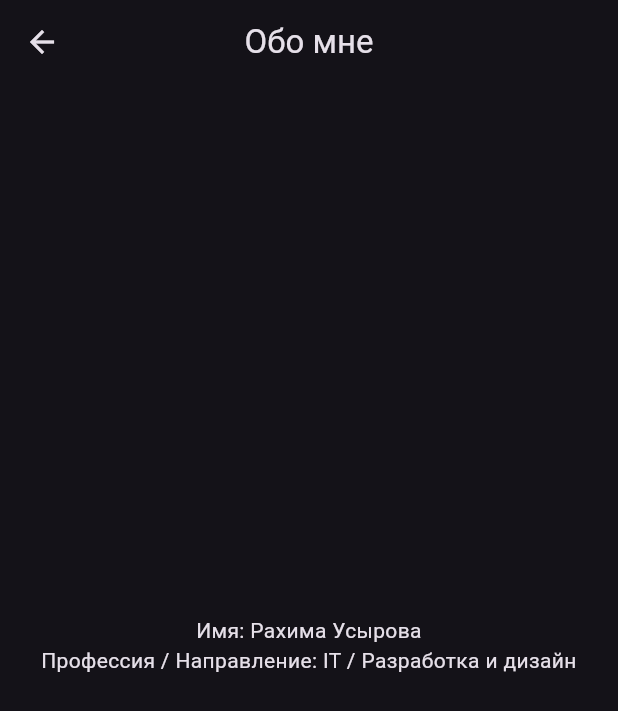
After one commit to Rakhima07/calculator, a Flutter app: the screen it shows after launch, after a tap on the "person" icon, on a phone screen of 412 x 824 dp. The commit adds this screen. Shown: the top 711 px of the screen. Run offline on Flutter 3.47's test engine with Material 3 defaults, Android fonts, the phone set to English and light mode, and no system bars; our stand-ins replace math_expressions.

Commit message:
Добавила First.dart и Second.dart, внесла изменения в main.dart

```diff
--- /dev/null
+++ b/lib/Second.dart
@@ -0,0 +1,28 @@
+import 'package:flutter/material.dart';
+
+class AboutMeText extends StatelessWidget {
+  const AboutMeText({super.key});
+
+  @override
+  Widget build(BuildContext context) {
+    return Scaffold(
+      appBar: AppBar(
+        title: const Text('Обо мне'),
+        centerTitle: true,
+      ),
+      body: Center(
+        child: Column(
+          mainAxisAlignment: MainAxisAlignment.center,
+          children: [
+            const Text(
+              "Имя: Рахима Усырова\n"
+                  "Профессия / Направление: IT / Разработка и дизайн",
+              textAlign: TextAlign.center,
+            ),
+            const SizedBox(height: 20),
+          ],
+        ),
+      ),
+    );
+  }
+}
--- a/lib/main.dart
+++ b/lib/main.dart
@@ -1,6 +1,6 @@
-
 import 'package:flutter/material.dart';
 import 'package:math_expressions/math_expressions.dart';
+import 'Second.dart'; // твой файл с AboutMeText
 
 void main() {
   runApp(const CalculatorApp());
@@ -30,15 +30,14 @@ class CalculatorPage extends StatefulWidget {
 class _CalculatorPageState extends State<CalculatorPage> {
   String _input = '';
   String _result = '';
+
   void _onButtonPressed(String value) {
     setState(() {
       if (value == 'C') {
         _input = '';
         _result = '';
       } else if (value == '⌫') {
-        if (_input.isNotEmpty) {
-          _input = _input.substring(0, _input.length - 1);
-        }
+        if (_input.isNotEmpty) _input = _input.substring(0, _input.length - 1);
       } else if (value == '=') {
         try {
           Parser parser = Parser();
@@ -66,7 +65,20 @@ class _CalculatorPageState extends State<CalculatorPage> {
     ];
 
     return Scaffold(
-      appBar: AppBar(title: const Text('Калькулятор')),
+      appBar: AppBar(
+        title: const Text('Калькулятор'),
+        actions: [
+          IconButton(
+            icon: const Icon(Icons.person),
+            onPressed: () {
+              Navigator.push(
+                context,
+                MaterialPageRoute(builder: (context) => const AboutMeText()),
+              );
+            },
+          ),
+        ],
+      ),
       body: Center(
         child: Container(
           width: 350,
@@ -74,7 +86,6 @@ class _CalculatorPageState extends State<CalculatorPage> {
           child: Column(
             mainAxisAlignment: MainAxisAlignment.end,
             children: [
-
               Container(
                 padding: const EdgeInsets.all(20),
                 alignment: Alignment.centerRight,
@@ -114,8 +125,6 @@ class _CalculatorPageState extends State<CalculatorPage> {
                           child: Text(
                             buttonText,
                             style: TextStyle(
-
-
                               color: isOperator ? Colors.white : Colors.white70,
                               fontWeight: FontWeight.w600,
                             ),
```
Also changed, not shown: lib/First.dart (added), 6 other files.
